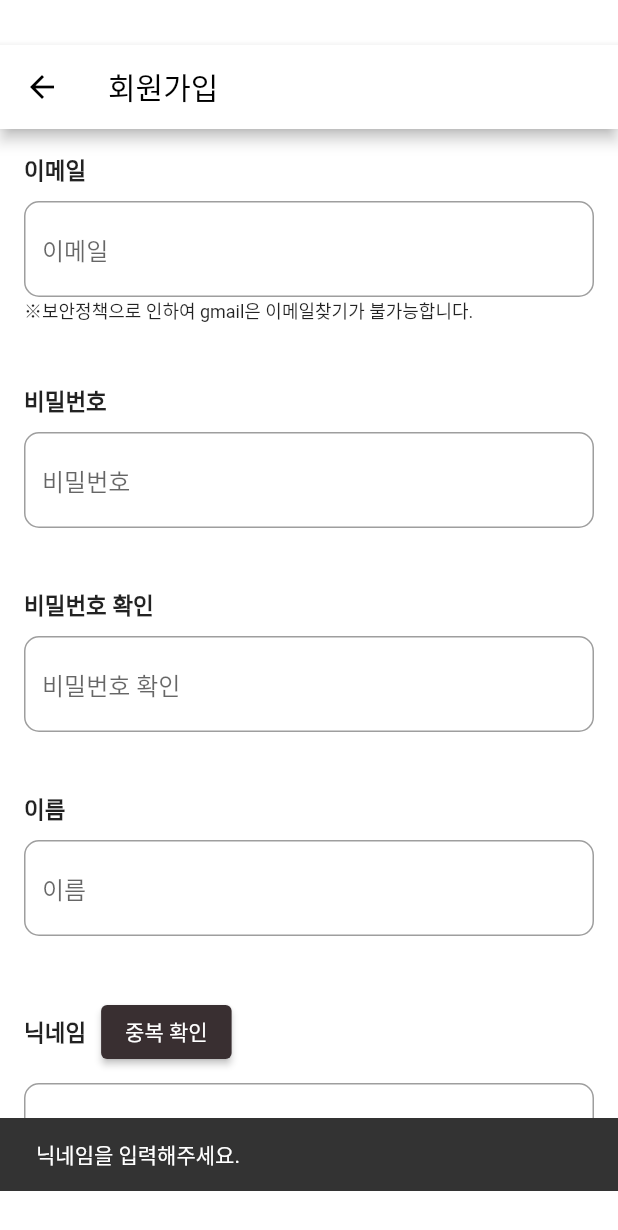
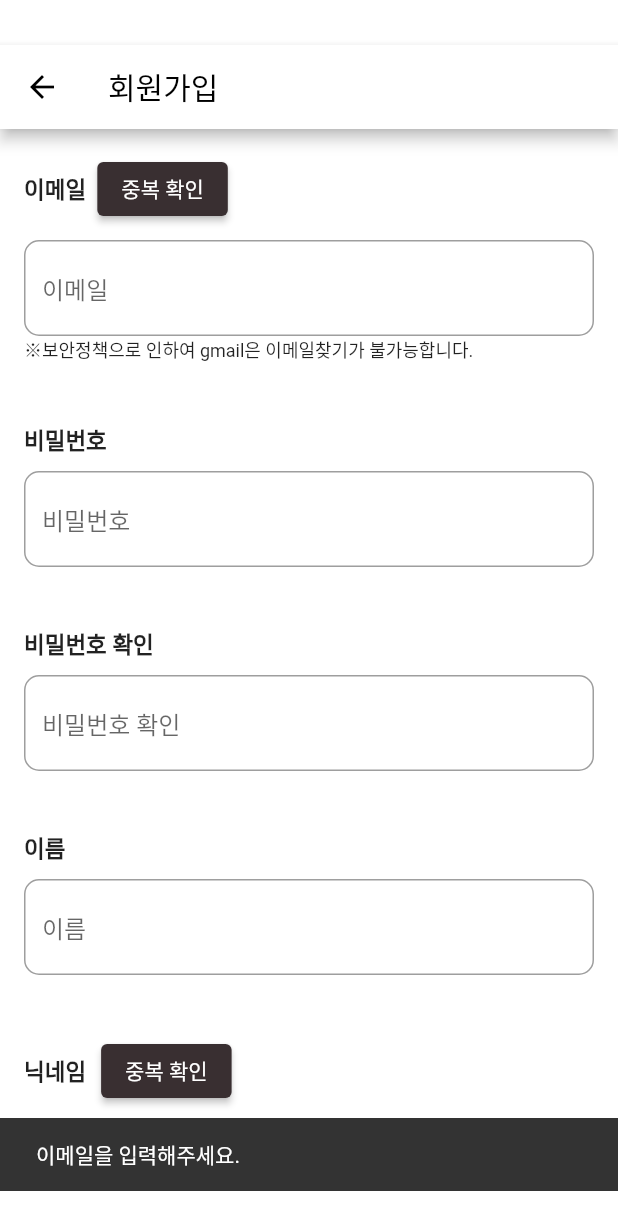
Before and after one commit to lcs9912/flutter_teamPro_indieSpot, a Flutter app: the Join screen opened directly, after a tap on "중복 확인", on a phone screen of 412 x 824 dp. Shown: the top 1230 px of the screen. Run offline on Flutter 3.47's test engine with Material 2 defaults, Android fonts, the light colour scheme and no system bars; our stand-ins replace cached_network_image, cloud_firestore, firebase_core, firebase_messaging, firebase_storage, flutter_local_notifications and 11 more; missing offline and left inert: iamport_flutter; accounts and stored records are empty; Roboto replaces fonts that are missing (Noto_Serif_KR).

Commit message:
이멜 중복체크

```diff
--- a/lib/join.dart
+++ b/lib/join.dart
@@ -164,6 +164,28 @@ class _JoinState extends State<Join> {
     if (checkNickname.docs.isNotEmpty) {
       ScaffoldMessenger.of(context).showSnackBar(
         SnackBar(content: Text('이미 사용 중인 닉네임 입니다.')),
+      );
+    } else {
+      ScaffoldMessenger.of(context).showSnackBar(
+        SnackBar(content: Text('사용 가능한 닉네임입니다.')),
+      );
+    }
+  }
+  void _checkEmail() async {
+    // 닉네임이 비어있는지 확인
+    if (_email.text.isEmpty) {
+      ScaffoldMessenger.of(context).showSnackBar(
+        SnackBar(content: Text('이메일을 입력해주세요.')),
+      );
+      return;
+    }
+
+    // Firestore에서 중복 닉네임 체크
+    final checkNickname = await _fs.collection('userList')
+        .where('email', isEqualTo: _email.text).get();
+    if (checkNickname.docs.isNotEmpty) {
+      ScaffoldMessenger.of(context).showSnackBar(
+        SnackBar(content: Text('이미 사용 중인 이메일 입니다.')),
       );
     } else {
       ScaffoldMessenger.of(context).showSnackBar(
@@ -339,9 +361,21 @@ class _JoinState extends State<Join> {
             mainAxisAlignment: MainAxisAlignment.center,
             crossAxisAlignment: CrossAxisAlignment.start,
             children: [
-              Text(
-                "이메일",
-                style: TextStyle(fontSize: 15,fontWeight: FontWeight.bold),
+              Row(
+                children: [
+                  Text(
+                    "이메일  ",
+                    style: TextStyle(fontSize: 15,fontWeight: FontWeight.bold),
+                  ),
+                  ElevatedButton(
+                    onPressed: _checkEmail,
+
+                    style: ElevatedButton.styleFrom(
+                      primary: Color(0xFF392F31), // 색상 변경
+                    ),
+                    child: Text('중복 확인'),
+                  ),
+                ],
               ),
               SizedBox(height: 10),
               TextField(
```
